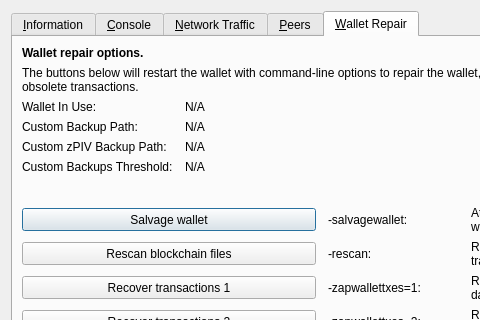
Old version of the form src/qt/forms/rpcconsole.ui in the repository bytzcurrency/slate; both pictures show x 0 to 480 and y 0 to 320 of the 769 by 485 pixel window.
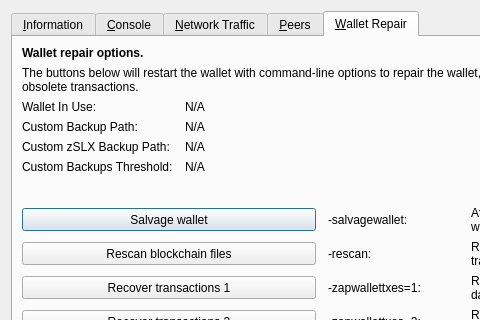
New version of the form. The open tabs and pages were chosen to show the change. Icons and pictures are not drawn. Custom widgets are drawn as their Qt base class.

Patch:
```diff
--- a/src/qt/forms/rpcconsole.ui
+++ b/src/qt/forms/rpcconsole.ui
@@ -1328,7 +1328,7 @@
        <item row="4" column="0">
         <widget class="QLabel" name="wallet_customzpivbackuppath_label">
          <property name="text">
-          <string>Custom zPIV Backup Path:</string>
+          <string>Custom zSLX Backup Path:</string>
          </property>
          <property name="visible">
           <bool>false</bool>
```
Left out of the diff: 10 changed lines with no effect on the pictures.
